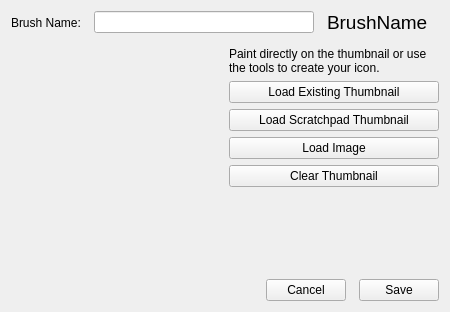
KDE/krita, file libs/ui/forms/wdgsavebrushpreset.ui: the form before one commit.
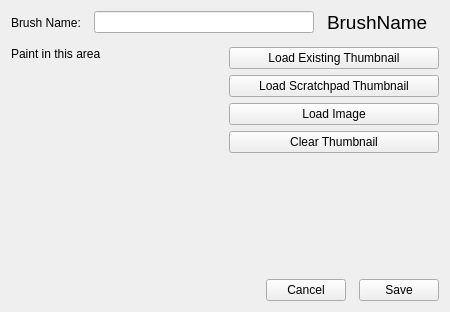
The form after the commit. Custom widgets are drawn as their Qt base class.

Commit message: remove some extra lines in the brush editor and condense the space a bit. Also updated the label by the save as new brush so it is closer to the scratchpad area

Patch:
```diff
--- a/libs/ui/forms/wdgsavebrushpreset.ui
+++ b/libs/ui/forms/wdgsavebrushpreset.ui
@@ -76,6 +76,19 @@
      </property>
      <item>
       <layout class="QVBoxLayout" name="verticalLayout_3">
+       <property name="spacing">
+        <number>2</number>
+       </property>
+       <item>
+        <widget class="QLabel" name="label">
+         <property name="text">
+          <string>Paint in this area</string>
+         </property>
+         <property name="wordWrap">
+          <bool>true</bool>
+         </property>
+        </widget>
+       </item>
        <item>
         <widget class="KisScratchPad" name="brushPresetThumbnailWidget" native="true">
          <property name="sizePolicy">
@@ -120,16 +133,6 @@
          <property name="spacing">
           <number>6</number>
          </property>
-         <item>
-          <widget class="QLabel" name="label">
-           <property name="text">
-            <string>Paint directly on the thumbnail or use the tools to create your icon.</string>
-           </property>
-           <property name="wordWrap">
-            <bool>true</bool>
-           </property>
-          </widget>
-         </item>
          <item>
           <widget class="QPushButton" name="loadExistingThumbnailButton">
            <property name="text">
```
The commit also changes 1 other file.
